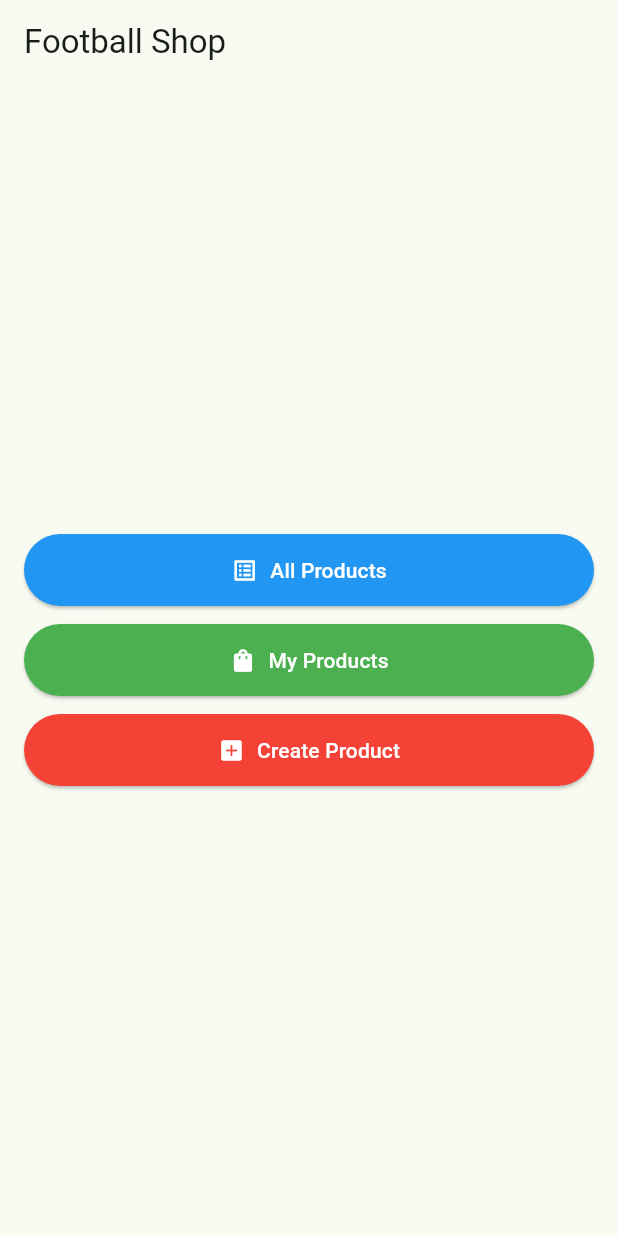
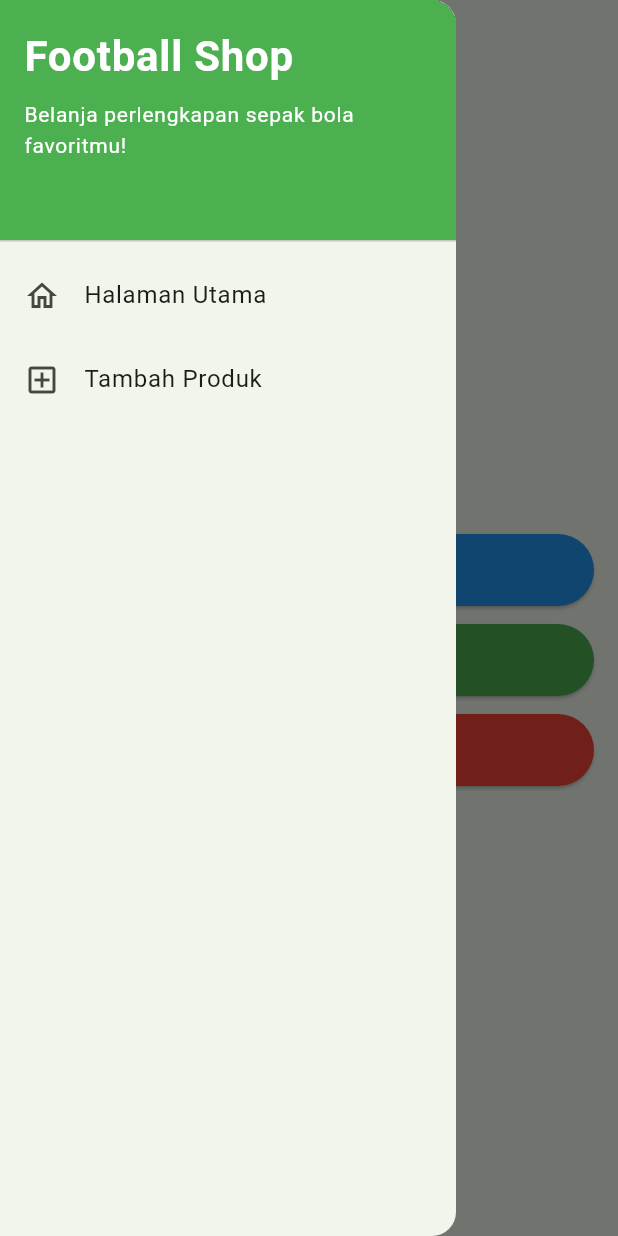
Before and after one commit to hasanul-muttaqin/football-shop-flutter, a Flutter app: the screen it shows after launch, with the side drawer open (before the commit the screen has no drawer), on a phone screen of 412 x 824 dp. Run offline on Flutter 3.47's test engine with Material 3 defaults, Android fonts, the phone set to English and light mode, and no system bars.

Commit message:
tugas 8 selesai

```diff
--- a/lib/main.dart
+++ b/lib/main.dart
@@ -1,4 +1,5 @@
 import 'package:flutter/material.dart';
+import 'package:football_shop/screens/home.dart';
 
 void main() => runApp(const MyApp());
 
@@ -17,84 +18,3 @@ class MyApp extends StatelessWidget {
     );
   }
 }
-
-class HomePage extends StatelessWidget {
-  const HomePage({super.key});
-
-  void _showSnackBar(BuildContext context, String message) {
-    ScaffoldMessenger.of(context)
-      ..hideCurrentSnackBar()
-      ..showSnackBar(
-        SnackBar(content: Text(message)),
-      );
-  }
-
-  @override
-  Widget build(BuildContext context) {
-    return Scaffold(
-      appBar: AppBar(
-        title: const Text('Football Shop'),
-      ),
-      body: Center(
-        child: Padding(
-          padding: const EdgeInsets.all(16.0),
-          child: Column(
-            mainAxisSize: MainAxisSize.min,
-            children: [
-              SizedBox(
-                width: double.infinity,
-                child: ElevatedButton.icon(
-                  style: ElevatedButton.styleFrom(
-                    backgroundColor: Colors.blue,
-                    foregroundColor: Colors.white,
-                    padding: const EdgeInsets.symmetric(vertical: 14),
-                  ),
-                  onPressed: () => _showSnackBar(
-                    context,
-                    'Kamu telah menekan tombol All Products',
-                  ),
-                  icon: const Icon(Icons.list_alt),
-                  label: const Text('All Products'),
-                ),
-              ),
-              const SizedBox(height: 12),
-              SizedBox(
-                width: double.infinity,
-                child: ElevatedButton.icon(
-                  style: ElevatedButton.styleFrom(
-                    backgroundColor: Colors.green,
-                    foregroundColor: Colors.white,
-                    padding: const EdgeInsets.symmetric(vertical: 14),
-                  ),
-                  onPressed: () => _showSnackBar(
-                    context,
-                    'Kamu telah menekan tombol My Products',
-                  ),
-                  icon: const Icon(Icons.shopping_bag),
-                  label: const Text('My Products'),
-                ),
-              ),
-              const SizedBox(height: 12),
-              SizedBox(
-                width: double.infinity,
-                child: ElevatedButton.icon(
-                  style: ElevatedButton.styleFrom(
-                    backgroundColor: Colors.red,
-                    foregroundColor: Colors.white,
-                    padding: const EdgeInsets.symmetric(vertical: 14),
-                  ),
-                  onPressed: () => _showSnackBar(
-                    context,
-                    'Kamu telah menekan tombol Create Product',
-                  ),
-                  icon: const Icon(Icons.add_box),
-                  label: const Text('Create Product'),
-                ),
-              ),
-            ],
-          ),
-        ),
-      ),
-    );
-  }
-}
--- /dev/null
+++ b/lib/screens/home.dart
@@ -0,0 +1,89 @@
+import 'package:flutter/material.dart';
+import 'package:football_shop/screens/product_form.dart';
+import 'package:football_shop/widgets/left_drawer.dart';
+
+class HomePage extends StatelessWidget {
+  const HomePage({super.key});
+
+  void _showSnackBar(BuildContext context, String message) {
+    ScaffoldMessenger.of(context)
+      ..hideCurrentSnackBar()
+      ..showSnackBar(
+        SnackBar(content: Text(message)),
+      );
+  }
+
+  @override
+  Widget build(BuildContext context) {
+    return Scaffold(
+      appBar: AppBar(
+        title: const Text('Football Shop'),
+      ),
+      drawer: const LeftDrawer(),
+      body: Center(
+        child: Padding(
+          padding: const EdgeInsets.all(16.0),
+          child: Column(
+            mainAxisSize: MainAxisSize.min,
+            children: [
+              SizedBox(
+                width: double.infinity,
+                child: ElevatedButton.icon(
+                  style: ElevatedButton.styleFrom(
+                    backgroundColor: Colors.blue,
+                    foregroundColor: Colors.white,
+                    padding: const EdgeInsets.symmetric(vertical: 14),
+                  ),
+                  onPressed: () => _showSnackBar(
+                    context,
+                    'Kamu telah menekan tombol All Products',
+                  ),
+                  icon: const Icon(Icons.list_alt),
+                  label: const Text('All Products'),
+                ),
+              ),
+              const SizedBox(height: 12),
+              SizedBox(
+                width: double.infinity,
+                child: ElevatedButton.icon(
+                  style: ElevatedButton.styleFrom(
+                    backgroundColor: Colors.green,
+                    foregroundColor: Colors.white,
+                    padding: const EdgeInsets.symmetric(vertical: 14),
+                  ),
+                  onPressed: () => _showSnackBar(
+                    context,
+                    'Kamu telah menekan tombol My Products',
+                  ),
+                  icon: const Icon(Icons.shopping_bag),
+                  label: const Text('My Products'),
+                ),
+              ),
+              const SizedBox(height: 12),
+              SizedBox(
+                width: double.infinity,
+                child: ElevatedButton.icon(
+                  style: ElevatedButton.styleFrom(
+                    backgroundColor: Colors.red,
+                    foregroundColor: Colors.white,
+                    padding: const EdgeInsets.symmetric(vertical: 14),
+                  ),
+                  onPressed: () {
+                    Navigator.push(
+                      context,
+                      MaterialPageRoute(
+                        builder: (_) => const ProductFormPage(),
+                      ),
+                    );
+                  },
+                  icon: const Icon(Icons.add_box),
+                  label: const Text('Tambah Produk'),
+                ),
+              ),
+            ],
+          ),
+        ),
+      ),
+    );
+  }
+}
--- /dev/null
+++ b/lib/widgets/left_drawer.dart
@@ -0,0 +1,61 @@
+import 'package:flutter/material.dart';
+import 'package:football_shop/screens/home.dart';
+import 'package:football_shop/screens/product_form.dart';
+
+class LeftDrawer extends StatelessWidget {
+  const LeftDrawer({super.key});
+
+  @override
+  Widget build(BuildContext context) {
+    return Drawer(
+      child: ListView(
+        children: [
+          const DrawerHeader(
+            decoration: BoxDecoration(color: Colors.green),
+            child: Column(
+              crossAxisAlignment: CrossAxisAlignment.start,
+              children: [
+                Text(
+                  'Football Shop',
+                  style: TextStyle(
+                    fontSize: 28,
+                    fontWeight: FontWeight.bold,
+                    color: Colors.white,
+                  ),
+                ),
+                SizedBox(height: 8),
+                Text(
+                  'Belanja perlengkapan sepak bola favoritmu!',
+                  style: TextStyle(
+                    fontSize: 14,
+                    color: Colors.white,
+                  ),
+                ),
+              ],
+            ),
+          ),
+          ListTile(
+            leading: const Icon(Icons.home_outlined),
+            title: const Text('Halaman Utama'),
+            onTap: () {
+              Navigator.pushReplacement(
+                context,
+                MaterialPageRoute(builder: (_) => const HomePage()),
+              );
+            },
+          ),
+          ListTile(
+            leading: const Icon(Icons.add_box_outlined),
+            title: const Text('Tambah Produk'),
+            onTap: () {
+              Navigator.push(
+                context,
+                MaterialPageRoute(builder: (_) => const ProductFormPage()),
+              );
+            },
+          ),
+        ],
+      ),
+    );
+  }
+}
```
Also changed, not shown: lib/screens/product_form.dart (added, +223 -0 lines), 3 other files.
